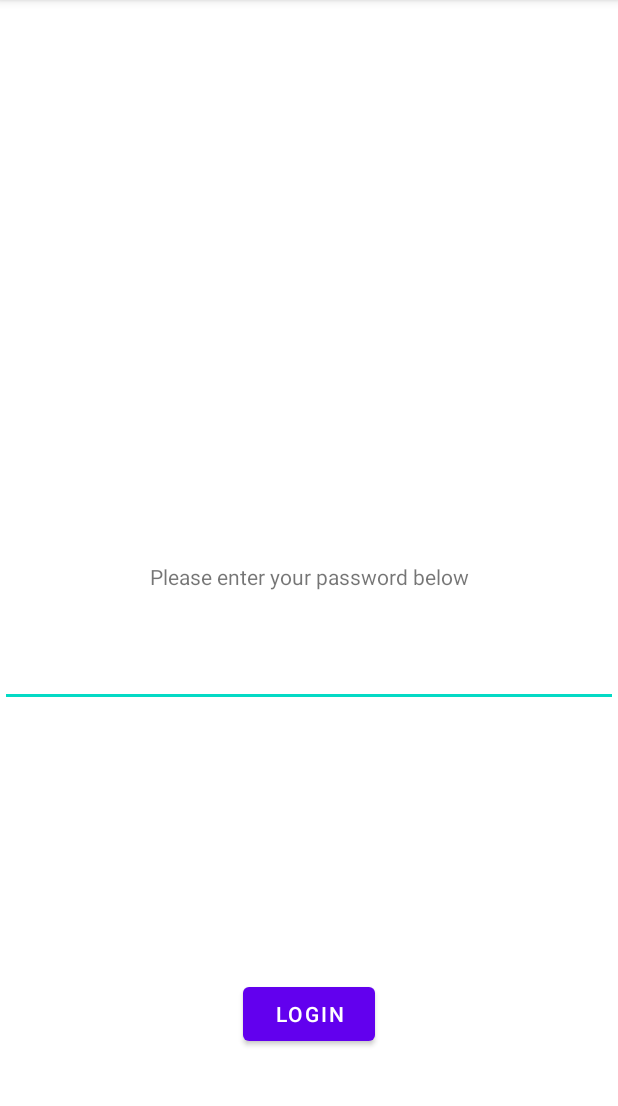
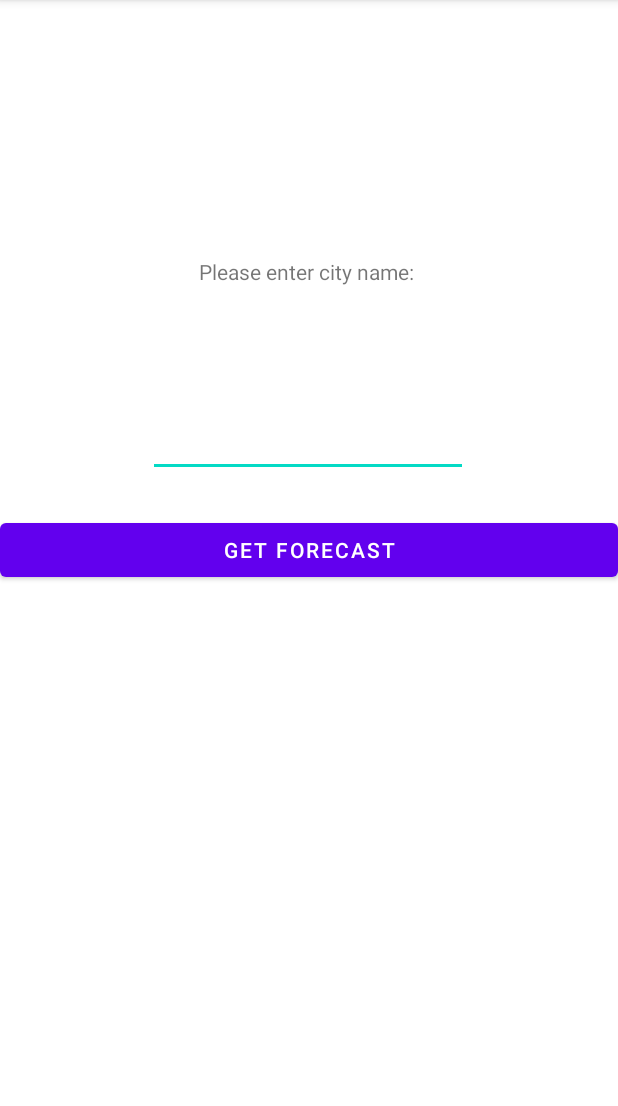
Before and after one commit to HenryLeungProgrammer/LabsRepository, an Android app: the screen it shows after launch (MainActivity), on a phone screen of 412 x 824 dp, the part 84-1190 px from its top. Run offline under Robolectric (Android 15) with nearby library versions, the phone set to English and light mode, and no system bars.

Commit message:
Done for this part

```diff
--- a/app/build.gradle
+++ b/app/build.gradle
@@ -8,7 +8,7 @@ android {
 
     defaultConfig {
         applicationId "algonquin.cst2335.mylab5"
-        minSdkVersion 22
+        minSdkVersion 24
         targetSdkVersion 30
         versionCode 1
         versionName "1.0"
--- a/app/src/main/AndroidManifest.xml
+++ b/app/src/main/AndroidManifest.xml
@@ -1,6 +1,7 @@
 <?xml version="1.0" encoding="utf-8"?>
 <manifest xmlns:android="http://schemas.android.com/apk/res/android"
     package="algonquin.cst2335.mylab5">
+    <uses-permission android:name="android.permission.INTERNET"/>
 
     <application
         android:allowBackup="true"
--- a/app/src/main/res/layout/activity_main.xml
+++ b/app/src/main/res/layout/activity_main.xml
@@ -1,43 +1,48 @@
 <?xml version="1.0" encoding="utf-8"?>
-<androidx.constraintlayout.widget.ConstraintLayout
-    xmlns:android="http://schemas.android.com/apk/res/android"
+<androidx.constraintlayout.widget.ConstraintLayout xmlns:android="http://schemas.android.com/apk/res/android"
     xmlns:app="http://schemas.android.com/apk/res-auto"
     xmlns:tools="http://schemas.android.com/tools"
     android:layout_width="match_parent"
     android:layout_height="match_parent"
     tools:context=".MainActivity">
 
+
     <TextView
         android:id="@+id/textView"
         android:layout_width="wrap_content"
         android:layout_height="wrap_content"
-        android:text="Please enter your password below"
+        android:layout_marginTop="5dp"
+        android:text="Please enter city name: "
         app:layout_constraintBottom_toBottomOf="parent"
         app:layout_constraintLeft_toLeftOf="parent"
         app:layout_constraintRight_toRightOf="parent"
-        app:layout_constraintTop_toTopOf="parent" />
+        app:layout_constraintTop_toTopOf="parent"
+        app:layout_constraintVertical_bias="0.223" />
+
+    <Button
+        android:id="@+id/button"
+        android:layout_width="match_parent"
+        android:layout_height="wrap_content"
+        android:layout_marginTop="20dp"
+        android:layout_marginBottom="372dp"
+        android:text="GET FORECAST"
+        app:layout_constraintBottom_toBottomOf="parent"
+        app:layout_constraintEnd_toEndOf="parent"
+        app:layout_constraintHorizontal_bias="0.0"
+        app:layout_constraintStart_toStartOf="parent"
+        app:layout_constraintTop_toBottomOf="@+id/editText" />
 
     <EditText
         android:id="@+id/editText"
-        android:layout_width="0dp"
+        android:layout_width="wrap_content"
         android:layout_height="wrap_content"
-        android:layout_marginTop="32dp"
         android:ems="10"
         android:inputType="textPassword"
+        app:layout_constraintBottom_toBottomOf="@+id/button"
         app:layout_constraintEnd_toEndOf="parent"
-        app:layout_constraintHorizontal_bias="0.5"
+        app:layout_constraintHorizontal_bias="0.497"
         app:layout_constraintStart_toStartOf="parent"
-        app:layout_constraintTop_toBottomOf="@+id/textView" />
-
-    <Button
-        android:id="@+id/button"
-        android:layout_width="wrap_content"
-        android:layout_height="wrap_content"
-        android:layout_marginBottom="68dp"
-        android:text="Login"
-        app:layout_constraintBottom_toBottomOf="parent"
-        app:layout_constraintEnd_toEndOf="parent"
-        app:layout_constraintHorizontal_bias="0.5"
-        app:layout_constraintStart_toStartOf="parent" />
+        app:layout_constraintTop_toBottomOf="@+id/textView"
+        app:layout_constraintVertical_bias="0.528" />
 
 </androidx.constraintlayout.widget.ConstraintLayout>
```
Also changed, not shown: app/src/main/java/algonquin/cst2335/mylab5/MainActivity.java (+74 -21 lines), app/src/main/res/mipmap-xhdpi/ic_launcher.png (deleted), app/src/main/res/mipmap-xhdpi/ic_launcher_round.png (deleted), app/src/main/res/mipmap-xxhdpi/ic_launcher.png (deleted), app/src/main/res/mipmap-xxhdpi/ic_launcher_round.png (deleted).
